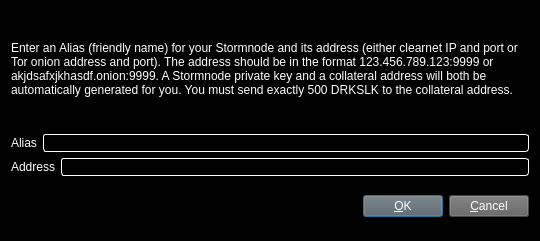
Old version of the form src/qt/forms/addeditstormnode.ui in the repository waffle-iron/DarkSilk-Release-Candidate.
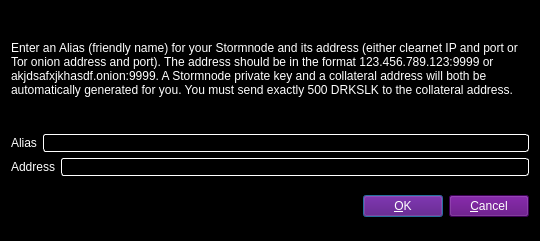
New version of the form.

The edit to the form file:
```diff
--- a/src/qt/forms/addeditstormnode.ui
+++ b/src/qt/forms/addeditstormnode.ui
@@ -148,8 +148,8 @@
       <widget class="QPushButton" name="okButton">
        <property name="styleSheet">
         <string notr="true">color: rgb(255, 255, 255);
-background-color: rgb(98, 98, 98);
-alternate-background-color: rgb(98, 98, 98);</string>
+background-color: rgb(86, 0, 120);
+alternate-background-color: rgb(86, 0, 120);</string>
        </property>
        <property name="text">
         <string>&amp;OK</string>
@@ -160,8 +160,8 @@
       <widget class="QPushButton" name="cancelButton">
        <property name="styleSheet">
         <string notr="true">color: rgb(255, 255, 255);
-background-color: rgb(98, 98, 98);
-alternate-background-color: rgb(98, 98, 98);</string>
+background-color: rgb(86, 0, 120);
+alternate-background-color: rgb(86, 0, 120);</string>
        </property>
        <property name="text">
         <string>&amp;Cancel</string>
```
